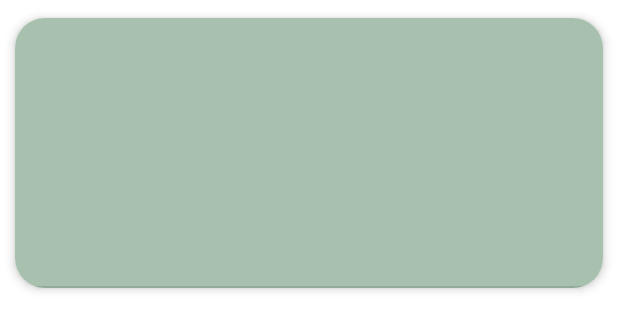
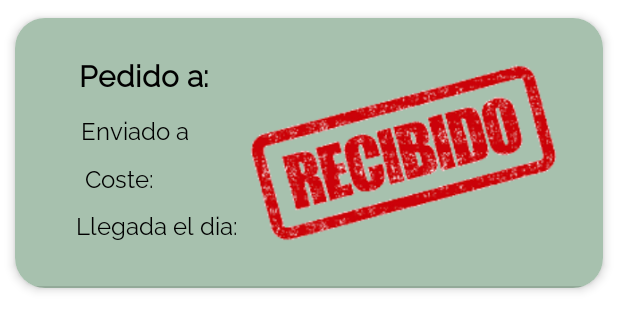
Before and after one commit to salvaHernandez/GESTORADE-PROYECTO-FINAL, an Android app: the layout pedido_card.xml on its own in the app's theme, with its tools: preview values and no code run, on a phone screen of 412 x 824 dp. Shown: the top 331 px of the screen. Run offline under Robolectric (Android 15) with nearby library versions, the phone set to English and light mode, and no system bars.

Commit message:
cmt Todo listo

```diff
--- a/app/src/main/java/com/example/gestoradetfg/Adapter/RecyclerHomePedido.kt
+++ b/app/src/main/java/com/example/gestoradetfg/Adapter/RecyclerHomePedido.kt
@@ -3,12 +3,17 @@ package com.example.gestoradetfg.Adapter
 import android.view.LayoutInflater
 import android.view.View
 import android.view.ViewGroup
+import android.widget.ImageView
 import android.widget.TextView
 import androidx.appcompat.app.AppCompatActivity
+import androidx.core.view.isVisible
 import androidx.recyclerview.widget.RecyclerView
 import com.example.gestoradetfg.Model.Pedido
 import com.example.gestoradetfg.R
 import com.example.gestoradetfg.Utils.AuxiliarDB
+import java.text.SimpleDateFormat
+import java.util.*
+import kotlin.collections.ArrayList
 
 class RecyclerHomePedido (var context: AppCompatActivity, var listaPedidos:ArrayList<Pedido>) : RecyclerView.Adapter<RecyclerHomePedido.ViewHolder>(){
 
@@ -37,20 +42,23 @@ class RecyclerHomePedido (var context: AppCompatActivity, var listaPedidos:Array
         val diaEntrega = view.findViewById<TextView>(R.id.t_ped_dia_entrega)
         val direccion = view.findViewById<TextView>(R.id.t_ped_direccion_card)
         val proveedor = view.findViewById<TextView>(R.id.t_ped_proveedor_card)
+        val recibido = view.findViewById<ImageView>(R.id.imgRecibido)
 
 
         fun bind(p: Pedido, context: AppCompatActivity) {
 
-            direccion.text = p.direccionDeEnvio
-            precioFinal.text = p.precioFinal.toString()
+            direccion.text =  p.direccionDeEnvio
+            precioFinal.text = p.precioFinal.toString()+"€"
             proveedor.text = getNombreProv(p.proveedor)
+            diaEntrega.text = p.llegadaPedido
+            recibido.isVisible = false
+            var formato = SimpleDateFormat("dd-MM-yyyy")
+            var fechaHoy = formato.format(Date())
 
+            if (fechaHoy.toString() > p.llegadaPedido) {
+                recibido.isVisible = true
+            }
 
-            // Si clicka hacer...
-            itemView.setOnClickListener {
-
-
-            }
 
         }
         private fun getNombreProv(idProvedoor: String): String {
--- a/app/src/main/java/com/example/gestoradetfg/Constantes.kt
+++ b/app/src/main/java/com/example/gestoradetfg/Constantes.kt
@@ -33,6 +33,8 @@ val PED_PROVEEDOR = "proveedor"
 val PED_RECIBIDO = "recibido"
 val PED_TIEMPO_ENVIO = "tiempoEnvio"
 val PED_USUARIO = "usuario"
+val PED_LLEGADA = "llegadaEnvio"
+
 
 
 // Usuario Atributos
--- a/app/src/main/java/com/example/gestoradetfg/Model/Pedido.kt
+++ b/app/src/main/java/com/example/gestoradetfg/Model/Pedido.kt
@@ -12,7 +12,8 @@ data class Pedido(var id: String,
                   var productos: ArrayList<Producto>,
                   var precioFinal : Double,
                   var tiempoEnvio: Long,
-                  var recibido: Boolean): Serializable {
+                  var recibido: Boolean,
+                  var llegadaPedido:String): Serializable {
 
 
      fun sms(): String {
--- a/app/src/main/java/com/example/gestoradetfg/Utils/AuxiliarDB.kt
+++ b/app/src/main/java/com/example/gestoradetfg/Utils/AuxiliarDB.kt
@@ -102,7 +102,8 @@ object AuxiliarDB {
                                 listaProductoPedido,
                                 doc_pedido.get(PED_PRECIO) as Double,
                                 doc_pedido.get(PED_TIEMPO_ENVIO) as Long,
-                                doc_pedido.get(PED_RECIBIDO) as Boolean
+                                doc_pedido.get(PED_RECIBIDO) as Boolean,
+                                doc_pedido.get(PED_LLEGADA) as String
                             )
                             // Añadimos el pedido a la lista
                             listaPedidos.add(pedido)
@@ -208,7 +209,8 @@ object AuxiliarDB {
             PED_PROVEEDOR to pedido.proveedor,
             PED_TIEMPO_ENVIO to pedido.tiempoEnvio,
             PED_USUARIO to pedido.usuario,
-            PED_RECIBIDO to false
+            PED_RECIBIDO to false,
+            PED_LLEGADA to pedido.llegadaPedido
         )
 
         db.collection(COLECCION_USUARIO).document(idUsuarioActivo).collection(COLECCION_PEDIDO)
--- a/app/src/main/java/com/example/gestoradetfg/pedidoActivity.kt
+++ b/app/src/main/java/com/example/gestoradetfg/pedidoActivity.kt
@@ -8,7 +8,6 @@ import android.content.Intent
 import android.net.Uri
 import androidx.appcompat.app.AppCompatActivity
 import android.os.Bundle
-import android.util.Log
 import android.view.View
 import android.widget.*
 import androidx.core.widget.addTextChangedListener
@@ -17,16 +16,18 @@ import com.example.gestoradetfg.Adapter.RecyclerAddPedido
 import com.example.gestoradetfg.MainActivity.Companion.idUsuarioActivo
 import com.example.gestoradetfg.Model.Pedido
 import com.example.gestoradetfg.Model.Producto
-import com.example.gestoradetfg.Utils.AuxiliarDB
 import com.example.gestoradetfg.Utils.AuxiliarDB.adapterAddPedido
 import com.example.gestoradetfg.Utils.AuxiliarDB.addPedido
-import com.example.gestoradetfg.Utils.AuxiliarDB.listaPedidos
 import com.example.gestoradetfg.Utils.AuxiliarDB.listaProductoPedido
 import com.example.gestoradetfg.Utils.AuxiliarDB.listaProductoProveedor
 import com.example.gestoradetfg.Utils.AuxiliarDB.listaProductos
 import com.example.gestoradetfg.Utils.AuxiliarDB.listaProveedores
 import com.example.gestoradetfg.databinding.ActivityPedidoBinding
 import kotlinx.android.synthetic.main.activity_pedido.*
+import kotlin.collections.ArrayList
+import android.util.Log
+import java.text.SimpleDateFormat
+import java.util.*
 
 
 private lateinit var binding : ActivityPedidoBinding
@@ -81,6 +82,7 @@ class pedidoActivity : AppCompatActivity() {
 
             builder.setPositiveButton(R.string.enviar ) {view, _  ->
 
+
                 addPedido(pedido, this)
 
                 if (metodoEnvio == 1) {
@@ -101,13 +103,19 @@ class pedidoActivity : AppCompatActivity() {
 
     }
 
-    private fun calculaPrecioPedido(pedido: Pedido):Double {
-        var precioPedido : Double = 0.0
-        for (i in 0..pedido.productos.size-1) {
-            precioPedido += pedido.productos[0].precio
-        }
-        return precioPedido
+    private fun calculaFechaPedido(dias: Int): String {
+        var fechaHoy = Date()
+        val calendar = Calendar.getInstance()
+
+        calendar.time(fechaHoy)
+        calendar.add(Calendar.DAY_OF_MONTH, dias)
+
+        var formato = SimpleDateFormat("dd-MM-yyyy")
+        var fecha = formato.format(calendar.time)
+
+        return fecha.toString()
     }
+
 
 
     private fun incializaVista(view: View, p : Pedido) {
@@ -118,7 +126,7 @@ class pedidoActivity : AppCompatActivity() {
     }
 
     private fun datosPedido(dir_envio : String, idProv: String, tiempoEnvio : Long): Pedido {
-        return Pedido("",idUsuarioActivo, idProv, dir_envio, listaProductoProveedor,0.0, tiempoEnvio,false)
+        return Pedido("",idUsuarioActivo, idProv, dir_envio, listaProductoProveedor,0.0, tiempoEnvio,false, calculaFechaPedido(tiempoEnvio.toInt()))
     }
 
     private fun filtraLista() {
@@ -181,5 +189,7 @@ class pedidoActivity : AppCompatActivity() {
         return ""
     }
 
+    private operator fun Date.invoke(fechaHoy: Date) {
 
+    }
 }
--- a/app/src/main/res/layout/pedido_card.xml
+++ b/app/src/main/res/layout/pedido_card.xml
@@ -19,43 +19,20 @@
         android:background="@color/fondo_card_proveedor">
 
         <TextView
-            android:id="@+id/t_ped_precio_final"
+            android:id="@+id/txtView32"
             android:layout_width="wrap_content"
             android:layout_height="wrap_content"
             android:layout_marginLeft="15dp"
             android:layout_marginRight="15dp"
+            android:text="Pedido a:"
+            android:textSize="20dp"
+            android:textStyle="bold"
             app:layout_constraintBottom_toBottomOf="parent"
             app:layout_constraintEnd_toEndOf="parent"
             app:layout_constraintHorizontal_bias="0.1"
             app:layout_constraintStart_toStartOf="parent"
             app:layout_constraintTop_toTopOf="parent"
-            app:layout_constraintVertical_bias="0.39" />
-
-        <TextView
-            android:id="@+id/t_ped_dia_entrega"
-            android:layout_width="wrap_content"
-            android:layout_height="wrap_content"
-            android:layout_marginLeft="15dp"
-            android:layout_marginRight="15dp"
-            app:layout_constraintBottom_toBottomOf="parent"
-            app:layout_constraintEnd_toEndOf="parent"
-            app:layout_constraintHorizontal_bias="0.1"
-            app:layout_constraintStart_toStartOf="parent"
-            app:layout_constraintTop_toTopOf="parent"
-            app:layout_constraintVertical_bias="0.51" />
-
-        <TextView
-            android:id="@+id/t_ped_direccion_card"
-            android:layout_width="wrap_content"
-            android:layout_height="wrap_content"
-            android:layout_marginLeft="15dp"
-            android:layout_marginRight="15dp"
-            app:layout_constraintBottom_toBottomOf="parent"
-            app:layout_constraintEnd_toEndOf="parent"
-            app:layout_constraintHorizontal_bias="0.1"
-            app:layout_constraintStart_toStartOf="parent"
-            app:layout_constraintTop_toTopOf="parent"
-            app:layout_constraintVertical_bias="0.26" />
+            app:layout_constraintVertical_bias="0.15" />
 
         <TextView
             android:id="@+id/t_ped_proveedor_card"
@@ -68,9 +45,91 @@
             app:layout_constraintBottom_toBottomOf="parent"
             app:layout_constraintEnd_toEndOf="parent"
             app:layout_constraintHorizontal_bias="0.1"
+            app:layout_constraintStart_toEndOf="@+id/txtView32"
+            app:layout_constraintTop_toTopOf="parent"
+            app:layout_constraintVertical_bias="0.15" />
+
+        <TextView
+            android:id="@+id/textView10"
+            android:layout_width="wrap_content"
+            android:layout_height="wrap_content"
+            android:layout_marginLeft="15dp"
+            android:layout_marginRight="15dp"
+            android:text="Enviado a"
+            app:layout_constraintBottom_toBottomOf="parent"
+            app:layout_constraintEnd_toEndOf="parent"
+            app:layout_constraintHorizontal_bias="0.1"
             app:layout_constraintStart_toStartOf="parent"
             app:layout_constraintTop_toTopOf="parent"
-            app:layout_constraintVertical_bias="0.12" />
+            app:layout_constraintVertical_bias="0.4" />
+
+        <TextView
+            android:id="@+id/t_ped_direccion_card"
+            android:layout_width="wrap_content"
+            android:layout_height="wrap_content"
+            android:layout_marginLeft="15dp"
+            android:layout_marginRight="15dp"
+            app:layout_constraintBottom_toBottomOf="parent"
+            app:layout_constraintEnd_toEndOf="parent"
+            app:layout_constraintHorizontal_bias="0.1"
+            app:layout_constraintStart_toEndOf="@+id/textView10"
+            app:layout_constraintTop_toTopOf="parent"
+            app:layout_constraintVertical_bias="0.4" />
+
+        <TextView
+            android:id="@+id/textView11"
+            android:layout_width="wrap_content"
+            android:layout_height="wrap_content"
+            android:layout_marginLeft="15dp"
+            android:layout_marginRight="15dp"
+            android:text="Coste:"
+            app:layout_constraintBottom_toBottomOf="parent"
+            app:layout_constraintEnd_toEndOf="parent"
+            app:layout_constraintHorizontal_bias="0.1"
+            app:layout_constraintStart_toStartOf="parent"
+            app:layout_constraintTop_toTopOf="parent"
+            app:layout_constraintVertical_bias="0.6" />
+
+        <TextView
+            android:id="@+id/t_ped_precio_final"
+            android:layout_width="wrap_content"
+            android:layout_height="wrap_content"
+            android:layout_marginLeft="15dp"
+            android:layout_marginRight="15dp"
+            app:layout_constraintBottom_toBottomOf="parent"
+            app:layout_constraintEnd_toEndOf="parent"
+            app:layout_constraintHorizontal_bias="0.1"
+            app:layout_constraintStart_toEndOf="@+id/textView11"
+            app:layout_constraintTop_toTopOf="parent"
+            app:layout_constraintVertical_bias="0.6" />
+
+        <TextView
+            android:id="@+id/textView22"
+            android:layout_width="wrap_content"
+            android:layout_height="wrap_content"
+            android:layout_marginLeft="15dp"
+            android:layout_marginRight="15dp"
+            android:text="Llegada el dia:"
+            app:layout_constraintBottom_toBottomOf="parent"
+            app:layout_constraintEnd_toEndOf="parent"
+            app:layout_constraintHorizontal_bias="0.1"
+            app:layout_constraintStart_toStartOf="parent"
+            app:layout_constraintTop_toTopOf="parent"
+            app:layout_constraintVertical_bias="0.8" />
+
+        <TextView
+            android:id="@+id/t_ped_dia_entrega"
+            android:layout_width="wrap_content"
+            android:layout_height="wrap_content"
+            android:layout_marginLeft="15dp"
+            android:layout_marginRight="15dp"
+            app:layout_constraintBottom_toBottomOf="parent"
+            app:layout_constraintEnd_toEndOf="parent"
+            app:layout_constraintHorizontal_bias="0.1"
+            app:layout_constraintStart_toEndOf="@+id/textView22"
+            app:layout_constraintTop_toTopOf="parent"
+            app:layout_constraintVertical_bias="0.8" />
+
 
         <View
             android:id="@+id/divider_pedido"
@@ -83,6 +142,18 @@
             app:layout_constraintTop_toTopOf="parent"
             app:layout_constraintVertical_bias="1.0" />
 
+        <ImageView
+            android:id="@+id/imgRecibido"
+            android:layout_width="wrap_content"
+            android:layout_height="wrap_content"
+            app:layout_constraintBottom_toBottomOf="@+id/divider_pedido"
+            app:layout_constraintEnd_toEndOf="parent"
+            app:layout_constraintHorizontal_bias="0.95"
+            app:layout_constraintStart_toStartOf="parent"
+            app:layout_constraintTop_toTopOf="parent"
+            app:layout_constraintVertical_bias="0.0"
+            app:srcCompat="@drawable/recibido" />
+
 
     </androidx.constraintlayout.widget.ConstraintLayout>
 </androidx.cardview.widget.CardView>
--- a/app/src/main/res/values/colors.xml
+++ b/app/src/main/res/values/colors.xml
@@ -8,7 +8,7 @@
     <color name="black">#FF000000</color>
     <color name="white">#FFFFFFFF</color>
 
-    <color name="colorBtn">#097269</color>
+    <color name="colorPedidoRecibido">#ededaf</color>
     <color name="colorApp">#054C46</color>
     <color name="colorSecundario">#066058</color>
 
```
Also changed, not shown: app/src/main/res/drawable/recibido.png (added).
